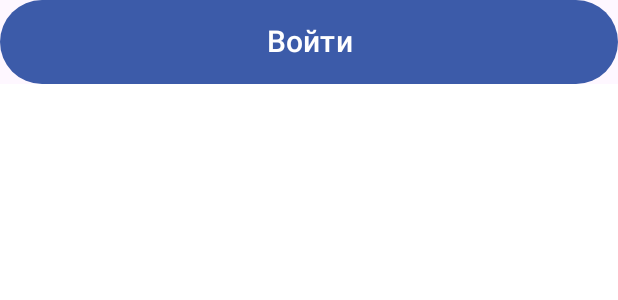
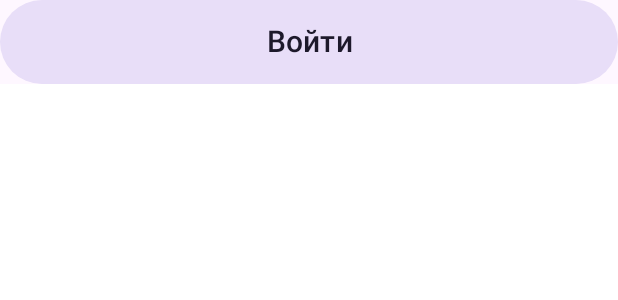
Before and after one commit to PavelStalone/GestureTranslator, an Android app built with Jetpack Compose: the @Preview function SecondaryTextButtonPreview, on a phone screen of 412 x 824 dp. Shown: the top 300 px of the screen. Run offline under Robolectric (Android 15) with nearby library versions, the phone set to English and light mode, and no system bars.

Commit message:
#69 - Change disabled content and container colors in buttons

```diff
--- a/ui/src/main/kotlin/com/ortin/gesturetranslator/ui/components/PrimaryTextButton.kt
+++ b/ui/src/main/kotlin/com/ortin/gesturetranslator/ui/components/PrimaryTextButton.kt
@@ -40,8 +40,8 @@ fun PrimaryTextButton(
         colors = ButtonDefaults.buttonColors(
             containerColor = MaterialTheme.colorScheme.primary,
             contentColor = MaterialTheme.colorScheme.onPrimary,
-            disabledContainerColor = MaterialTheme.colorScheme.secondaryContainer,
-            disabledContentColor = MaterialTheme.colorScheme.onSecondaryContainer
+            disabledContentColor = MaterialTheme.colorScheme.onSurface,
+            disabledContainerColor = MaterialTheme.colorScheme.surface
         )
     ) {
         Row {
--- a/ui/src/main/kotlin/com/ortin/gesturetranslator/ui/components/SecondaryTextButton.kt
+++ b/ui/src/main/kotlin/com/ortin/gesturetranslator/ui/components/SecondaryTextButton.kt
@@ -72,7 +72,7 @@ fun SecondaryTextButton(
 fun SecondaryTextButtonPreview() {
     GestureTranslatorTheme {
         Surface {
-            PrimaryTextButton(
+            SecondaryTextButton(
                 text = "Войти",
                 onClick = {}
             )
```
